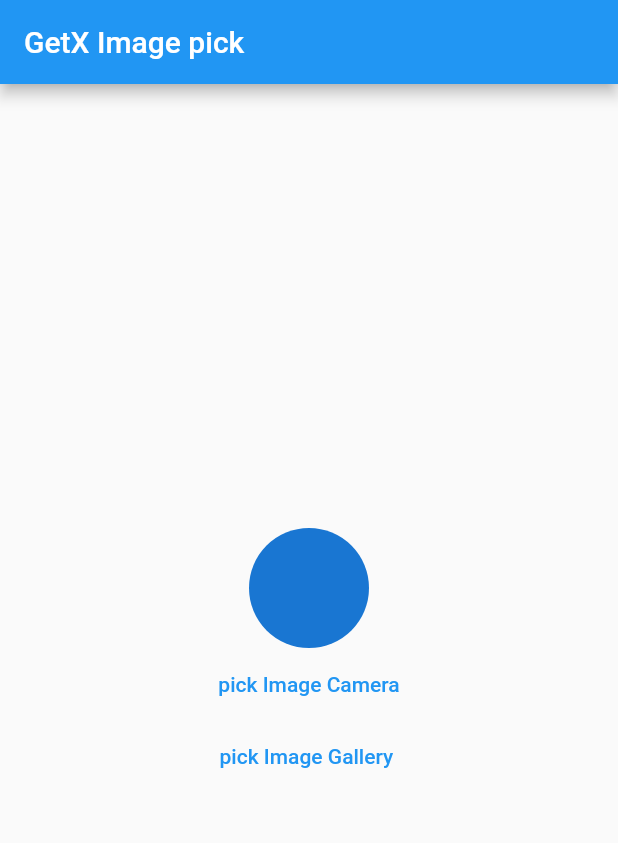
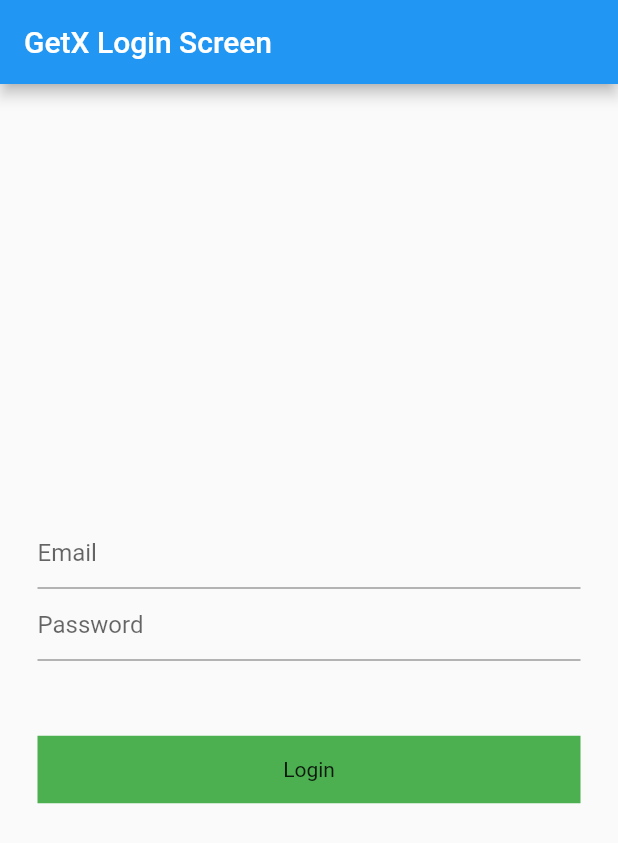
Before and after one commit to mdsomad/Flutter_Get-X_State_Management, a Flutter app: the screen it shows after launch, on a phone screen of 412 x 824 dp. Shown: the top 843 px of the screen. Run offline on Flutter 3.47's test engine with Material 2 defaults, Android fonts, the phone set to English and light mode, and no system bars; our stand-ins replace get.

Commit message:
Getx http request Api complete

```diff
--- a/lib/home_screen.dart
+++ b/lib/home_screen.dart
@@ -1,7 +1,7 @@
 import 'dart:async';
 import 'dart:io';
 import 'package:flutter/material.dart';
-import 'package:flutter_get_x_state_management/image_picker_controller.dart';
+import 'package:flutter_get_x_state_management/login_controller.dart';
 import 'package:get/get.dart';
 
 
@@ -19,7 +19,7 @@ class HomeScreen extends StatefulWidget {
 class _HomeScreenState extends State<HomeScreen> {
 
 
-ImagePickerController imagePickerController = Get.put(ImagePickerController());    //* <-- created & initialized
+LoginController loginController = Get.put(LoginController());
 
 
 
@@ -35,37 +35,59 @@ ImagePickerController imagePickerController = Get.put(ImagePickerController());
 
     return Scaffold(
 
-      appBar: AppBar(title: Text("GetX Image pick")),
+      appBar: AppBar(title: Text("GetX Login Screen")),
 
-      body: Obx((){
-        return Column(
+      body: Padding(
+          padding: const EdgeInsets.symmetric(horizontal: 25),
+          child: Column(
             mainAxisAlignment: MainAxisAlignment.center,
             crossAxisAlignment: CrossAxisAlignment.center,
             children: [
-            Center(
-              child: CircleAvatar(
-                radius: 40,
-                backgroundImage: imagePickerController.imagePath.isNotEmpty ?
-                FileImage(File(imagePickerController.imagePath.toString())): null,
+
+              TextFormField(
+                controller: loginController.emaiController.value,
+                decoration: InputDecoration(
+                  hintText: "Email"
                 ),
               ),
+              TextFormField(
+                controller: loginController.passwordController.value,
+                decoration: InputDecoration(
+                  hintText: "Password"
+                ),
+              ),
+              SizedBox(
+                height: 50,
+              ),
 
-            TextButton(onPressed: (){
-                 imagePickerController.getImageCamera();   //* <-- Call This getImageCamera Functon
-            }, child: Text("pick Image Camera")),
+              Obx(() {
 
-            TextButton(onPressed: (){
-                 imagePickerController.getImageGallery();   //* <-- Call This getImageGallery Functon
-            }, child: Text("pick Image Gallery "))
+              return InkWell(
+                onTap: (){
+                  loginController.loginApi();
+                },
+                child: loginController.loading.value ? CircularProgressIndicator() : Container(
+                  height: 45,
+                  color: Colors.green,
+                  child: Center(
+                    child: Text("Login"),
+                  ),
+                ),
+              );
+
+              }
+             )
 
             ],
+          ),
+        )
       );
-      })
 
 
 
 
-    );
+
+
 
   }
 
--- a/lib/image_picker_controller.dart
+++ /dev/null
@@ -1,62 +0,0 @@
-import 'package:get/get.dart';
-import 'package:image_picker/image_picker.dart';
-
-
-//* First Add This Package --> image_picker: ^0.8.7+4
-//* image picker permission
-//* permission Add This location -->  AndroidManifest.xml
-//  <uses-permission android:name="android.permission.INTERNET" />
-//  <uses-permission android:name="android.permission.WRITE_INTERNAL_STORAGE" />
-//  <uses-permission android:name="android.permission.READ_INTERNAL_STORAGE" />
-
-
-
-
-
-
-
-//* image picker permission
-//* permission Add This location --> ios/Runner/info.plist
-// <key>NSPhotoLibraryUsageDescription</key>
-// <string>App needs access to photo lib for profile images</string>
-// <key>NSCameraUsageDescription</key>
-// <string>To capture profile photo please grant camera access</string>
-
-
-
-
-
-
-
-
-
-class ImagePickerController extends GetxController{
-
-RxString imagePath = ''.obs;
-
-
-//TODO Create getImageCamera Function
- Future getImageCamera()async{
-    final ImagePicker _picker = ImagePicker();
-    final image = await _picker.pickImage(source:ImageSource.camera);
-
-    if(image != null){
-      imagePath.value = image.path.toString();
-    }
-
- }
-
-//TODO Create getImageGallery Function
- Future getImageGallery()async{
-    final ImagePicker _picker = ImagePicker();
-    final image = await _picker.pickImage(source:ImageSource.gallery);
-    if(image != null){
-      imagePath.value = image.path.toString();
-    }
-
- }
-
-
-
-
-}
--- /dev/null
+++ b/lib/login_controller.dart
@@ -0,0 +1,70 @@
+
+import 'dart:convert';
+import 'package:flutter/widgets.dart';
+import 'package:get/get.dart';
+import 'package:http/http.dart';
+
+
+
+
+
+class LoginController extends GetxController {
+
+  final emaiController = TextEditingController().obs;
+  final passwordController = TextEditingController().obs;
+  RxBool loading = false.obs;
+
+  void loginApi()async{
+
+  loading.value = true;
+
+  try {
+
+     //* row form data define
+      Map newData = {
+        'email':emaiController.value.text.toString(),
+        'password':emaiController.value.text.toString()
+      };
+
+
+
+      //* Yah Flutter mein http request & Api hite Karne Ka Tarika
+      final response = await post(
+      Uri.parse('https://reqres.in/api/login'),
+
+         // body: jsonEncode(newData)                        //* <-- Agar row form mein Deta Hai To Aise Hi bhejna hai
+
+      body: {                                                //* <-- Agar from-data hai to Aise Hi bhejna hai
+            'email':emaiController.value.text.toString(),
+            'password':emaiController.value.text.toString()
+           },
+
+            //* Yah API application/json ko Accept nahin karta isiliye headers use nahin kar rahe
+            // headers: {
+            //   'Content-Type': 'application/json',
+            //   'Accept': 'application/json'
+            // }
+
+     );
+
+     var data = jsonDecode(response.body);
+     print(response.statusCode);
+     print(data);
+
+     if(response.statusCode == 200){
+         loading.value = false;
+        Get.snackbar("Login Successfully", 'congrations');
+     }else{
+         loading.value = false;
+        Get.snackbar("Login Faield", data['error']);
+     }
+
+    } catch (e) {
+      loading.value = false;
+      Get.snackbar("Exception", e.toString());
+    }
+
+
+  }
+
+}
--- a/pubspec.yaml
+++ b/pubspec.yaml
@@ -37,6 +37,7 @@ dependencies:
   cupertino_icons: ^1.0.2
   get: ^4.6.5
   image_picker: ^0.8.7+4
+  http: ^0.13.6
 
 dev_dependencies:
   flutter_test:
```
Also changed, not shown: pubspec.lock, 1 other file. Lines whose indentation alone changed are shown as unchanged.
